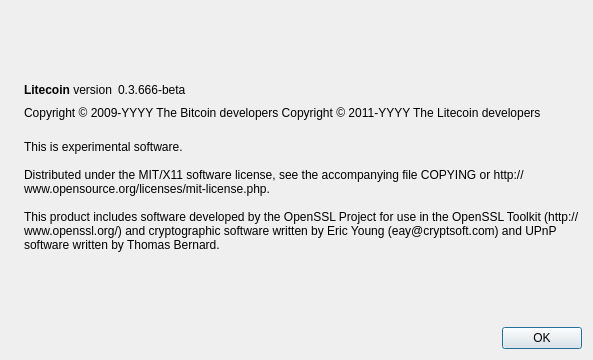
Above: src/qt/forms/aboutdialog.ui from pierce403/faircoin before the change. Below: the same form after it.
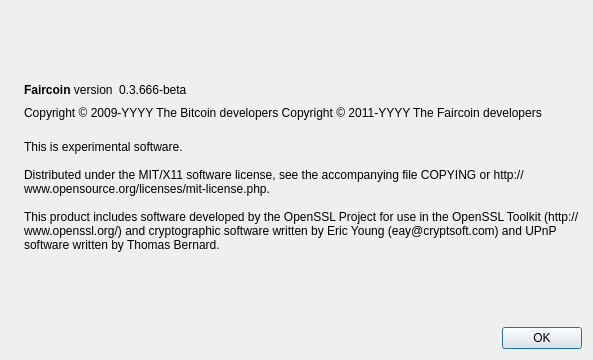
That is the form after the change. Icons and pictures are not drawn.

Commit message: string swapping litecoin to faircoin

Diff of the .ui file:
```diff
--- a/src/qt/forms/aboutdialog.ui
+++ b/src/qt/forms/aboutdialog.ui
@@ -50,7 +50,7 @@
           <cursorShape>IBeamCursor</cursorShape>
          </property>
          <property name="text">
-          <string>&lt;b&gt;Litecoin&lt;/b&gt; version</string>
+          <string>&lt;b&gt;Faircoin&lt;/b&gt; version</string>
          </property>
          <property name="textInteractionFlags">
           <set>Qt::LinksAccessibleByMouse|Qt::TextSelectableByKeyboard|Qt::TextSelectableByMouse</set>
@@ -92,7 +92,7 @@
        </property>
        <property name="text">
         <string notr="true">Copyright &amp;copy; 2009-YYYY The Bitcoin developers
-Copyright &amp;copy; 2011-YYYY The Litecoin developers</string>
+Copyright &amp;copy; 2011-YYYY The Faircoin developers</string>
        </property>
        <property name="textFormat">
         <enum>Qt::RichText</enum>
```
Left out of the diff: 2 changed lines with no effect on the pictures. The commit also changes 107 other files.
